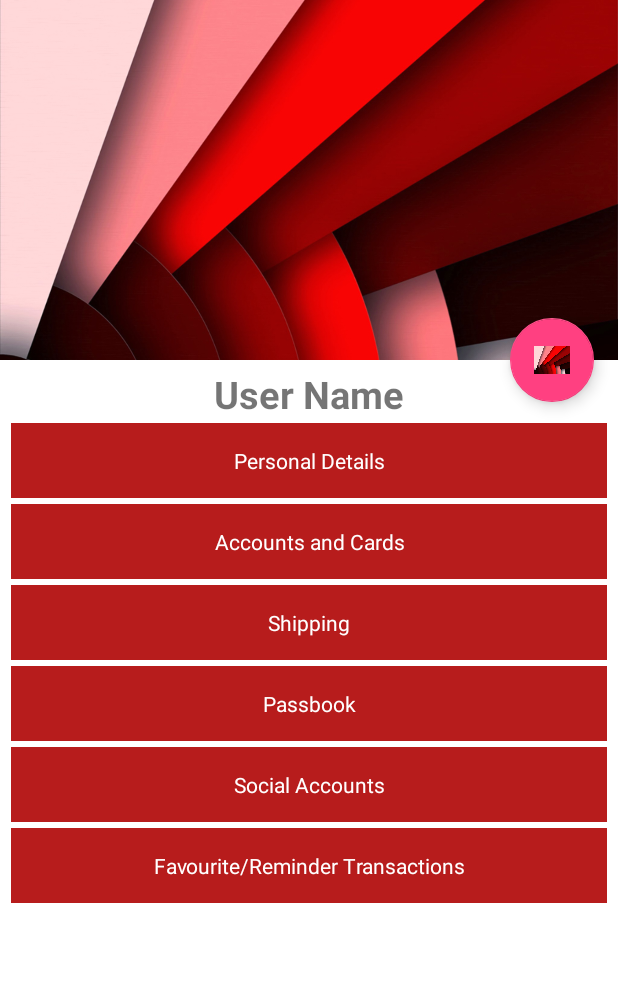
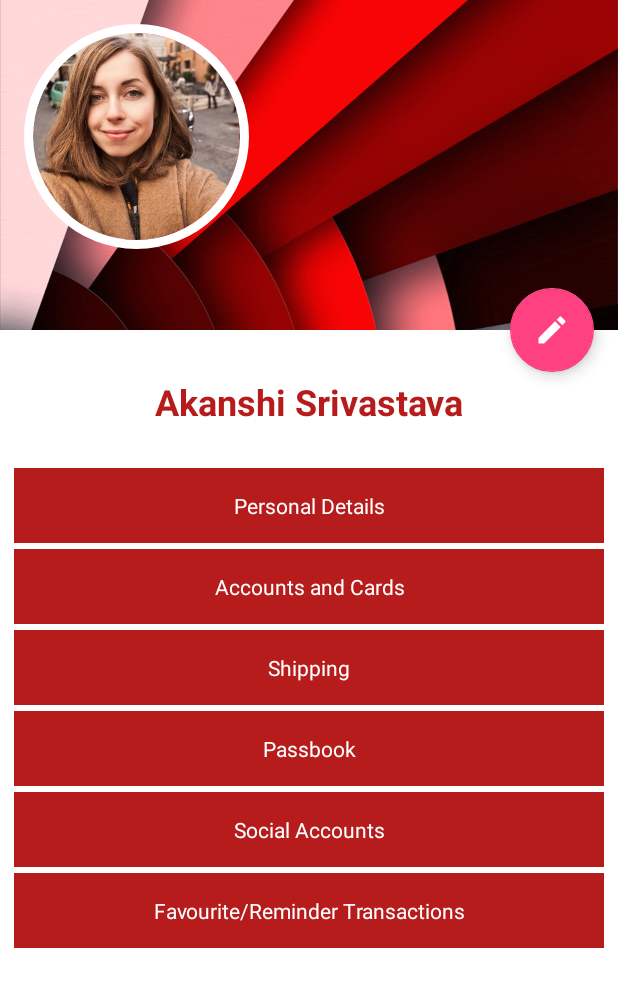
Before and after one commit to Akanshi32/MobiquityWallet, an Android app: the screen it shows after launch (ProfileActivity), on a phone screen of 412 x 824 dp. Shown: the top 987 px of the screen. Run offline under Robolectric (Android 15) with nearby library versions, the phone set to English and light mode, and no system bars; our stand-ins replace CircleImageView; libraries missing offline, so code that uses them is left out: com.ramotion.foldingcell; plain views replace FoldingCell; 24 statements that could not run were skipped.

Commit message:
UI fixes

```diff
--- a/app/src/main/java/akanshi/com/mobiquity/ProfileActivity.java
+++ b/app/src/main/java/akanshi/com/mobiquity/ProfileActivity.java
@@ -5,6 +5,7 @@ import android.graphics.Color;
 import android.graphics.Point;
 import android.support.design.widget.AppBarLayout;
 import android.support.design.widget.CoordinatorLayout;
+import android.support.design.widget.FloatingActionButton;
 import android.support.v4.app.Fragment;
 import android.support.v4.app.FragmentManager;
 import android.support.v4.widget.NestedScrollView;
@@ -20,13 +21,19 @@ import com.ramotion.foldingcell.FoldingCell;
 public class ProfileActivity extends AppCompatActivity {
 
 
+
             int height, width;
             //private BottomBar bottomBar;
+            Integer toggle = 0;
+            FloatingActionButton fab;
 
             @Override
             protected void onCreate(Bundle savedInstanceState) {
                 super.onCreate(savedInstanceState);
                 setContentView(R.layout.activity_profile);
+                fab= (FloatingActionButton) findViewById(R.id.fab);
+
+                //fab.setBackgroundColor(Color.red());
 
                 Display display = getWindowManager().getDefaultDisplay();
                 Point size = new Point();
@@ -41,6 +48,18 @@ public class ProfileActivity extends AppCompatActivity {
                     @Override
                     public void onClick(View v) {
                         fc.toggle(false);
+
+                        if(toggle%2==0) {
+                            fab.setVisibility(View.VISIBLE);
+                            toggle++;
+                        }
+                        else {
+                            fab.setVisibility(View.GONE);
+                            toggle++;
+                        }
+
+
+
                     }
                 });
 
--- /dev/null
+++ b/app/src/main/res/drawable/ic_create_black_24dp.xml
@@ -0,0 +1,9 @@
+<vector xmlns:android="http://schemas.android.com/apk/res/android"
+        android:width="24dp"
+        android:height="24dp"
+        android:viewportWidth="24.0"
+        android:viewportHeight="24.0">
+    <path
+        android:fillColor="#FFFFFF"
+        android:pathData="M3,17.25V21h3.75L17.81,9.94l-3.75,-3.75L3,17.25zM20.71,7.04c0.39,-0.39 0.39,-1.02 0,-1.41l-2.34,-2.34c-0.39,-0.39 -1.02,-0.39 -1.41,0l-1.83,1.83 3.75,3.75 1.83,-1.83z"/>
+</vector>
--- a/app/src/main/res/layout/activity_profile.xml
+++ b/app/src/main/res/layout/activity_profile.xml
@@ -12,7 +12,7 @@
     <android.support.design.widget.AppBarLayout
         android:id="@+id/main.appbar"
         android:layout_width="match_parent"
-        android:layout_height="240dp"
+        android:layout_height="220dp"
         android:theme="@style/ThemeOverlay.AppCompat.Dark.ActionBar"
         android:fitsSystemWindows="true"
         >
@@ -38,6 +38,16 @@
                 app:layout_collapseMode="parallax"
                 />
 
+            <de.hdodenhof.circleimageview.CircleImageView
+                android:layout_height="150dp"
+                android:layout_width="150dp"
+                app:civ_border_color="@color/white"
+                app:civ_border_width="6dp"
+                android:layout_margin="@dimen/activity_horizontal_margin"
+                android:src="@drawable/profilepic"
+
+                android:id="@+id/circleImageView" />
+
             <android.support.v7.widget.Toolbar
                 android:id="@+id/main.toolbar"
                 android:layout_width="match_parent"
@@ -60,9 +70,13 @@
     <android.support.design.widget.FloatingActionButton
         android:layout_height="wrap_content"
         android:layout_width="wrap_content"
+        android:id="@+id/fab"
         android:layout_margin="@dimen/activity_horizontal_margin"
-        android:src="@drawable/profilebg"
+        android:src="@drawable/ic_create_black_24dp"
         app:layout_anchor="@id/main.appbar"
         app:layout_anchorGravity="bottom|right|end"
         />
+
+
+
 </android.support.design.widget.CoordinatorLayout>
--- a/app/src/main/res/layout/content_scrolling.xml
+++ b/app/src/main/res/layout/content_scrolling.xml
@@ -2,29 +2,33 @@
     xmlns:app="http://schemas.android.com/apk/res-auto"
     android:layout_width="match_parent"
     android:layout_height="match_parent"
+    android:layout_marginTop="16dp"
     xmlns:android="http://schemas.android.com/apk/res/android"
     app:layout_behavior="@string/appbar_scrolling_view_behavior">
 
     <LinearLayout
         android:layout_width="match_parent"
         android:layout_height="match_parent"
-        android:layout_margin="5dp"
+        android:layout_margin="7dp"
         android:orientation="vertical">
 
         <TextView
-            android:id="@+id/textone"
             android:layout_width="match_parent"
-            android:layout_height="match_parent"
-            android:text="User Name"
-            android:textSize="25dp"
-            android:gravity="center"
-            android:textStyle="bold" />
+            android:layout_height="wrap_content"
+            android:text="Akanshi Srivastava"
+            android:textColor="@color/colorPrimaryDark"
+            android:layout_margin="8dp"
+            android:id="@+id/Name"
+            android:textSize="24dp"
+            android:textStyle="bold"
+            android:textAlignment="center"
+            />>
 
         <com.ramotion.foldingcell.FoldingCell xmlns:android="http://schemas.android.com/apk/res/android"
             android:id="@+id/folding_cell"
             android:layout_marginLeft="2dp"
             android:layout_marginRight="2dp"
-            android:layout_marginTop="2dp"
+            android:layout_marginTop="20dp"
             android:layout_marginBottom="2dp"
             android:layout_width="match_parent"
             android:layout_height="wrap_content">
```
Also changed, not shown: app/src/main/res/drawable/profilepic.jpeg (added).
